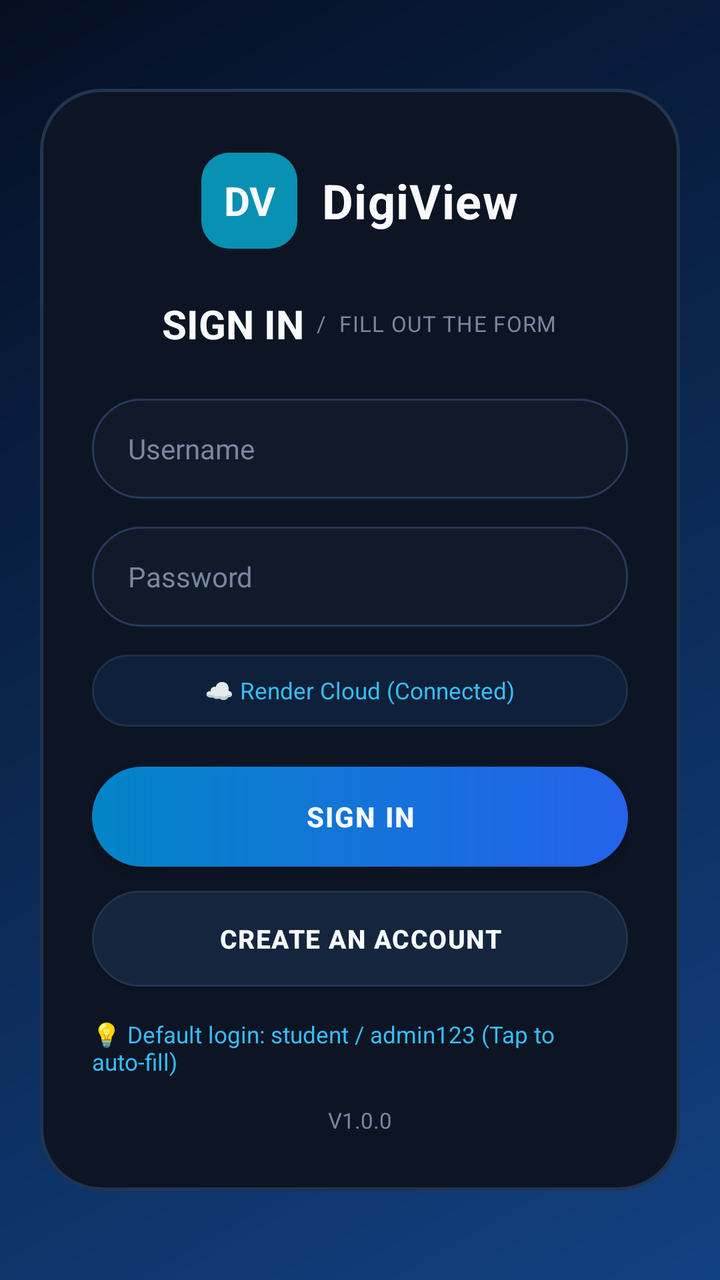
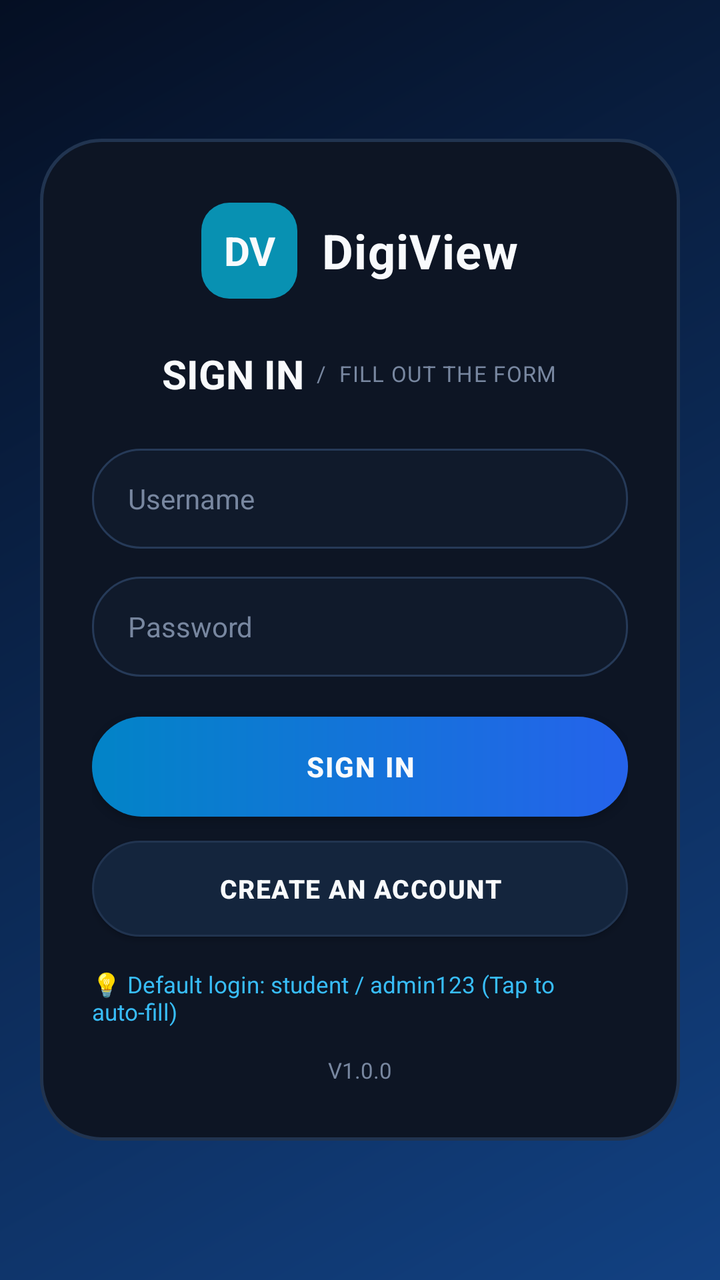

An Android layout rendered at two revisions. The XML below is the earlier revision; the diff shows what the commit changed to produce the second picture.
<!-- AndroidManifest.xml: application theme Theme.DigiView -->
<!-- res/layout/activity_main.xml -->
<?xml version="1.0" encoding="utf-8"?>
<androidx.constraintlayout.widget.ConstraintLayout
    xmlns:android="http://schemas.android.com/apk/res/android"
    xmlns:app="http://schemas.android.com/apk/res-auto"
    android:layout_width="match_parent"
    android:layout_height="match_parent"
    android:background="@drawable/bg_gradient">

    
    <LinearLayout
        android:id="@+id/topBar"
        android:layout_width="0dp"
        android:layout_height="64dp"
        android:background="@color/d_top"
        android:gravity="center_vertical"
        android:orientation="horizontal"
        android:paddingStart="16dp"
        android:paddingEnd="16dp"
        app:layout_constraintTop_toTopOf="parent"
        app:layout_constraintStart_toStartOf="parent"
        app:layout_constraintEnd_toEndOf="parent">

        
        <LinearLayout
            android:layout_width="0dp"
            android:layout_height="wrap_content"
            android:layout_weight="1"
            android:orientation="horizontal"
            android:gravity="center_vertical">

            <TextView
                android:layout_width="32dp"
                android:layout_height="32dp"
                android:background="@drawable/bg_dv_logo"
                android:gravity="center"
                android:text="DV"
                android:textColor="@color/text_white"
                android:textSize="13sp"
                android:textStyle="bold"
                android:layout_marginEnd="8dp" />

            <TextView
                android:layout_width="wrap_content"
                android:layout_height="wrap_content"
                android:text="DIGIVIEW"
                android:textColor="@color/cyan"
                android:textSize="18sp"
                android:textStyle="bold"
                android:fontFamily="sans-serif-black"
                android:letterSpacing="0.05"
                android:singleLine="true" />
        </LinearLayout>

        
        <LinearLayout
            android:id="@+id/topXpPill"
            android:layout_width="wrap_content"
            android:layout_height="34dp"
            android:background="@drawable/bg_pill"
            android:gravity="center"
            android:paddingStart="12dp"
            android:paddingEnd="12dp"
            android:layout_marginEnd="6dp">

            <TextView
                android:id="@+id/tvTopXp"
                android:layout_width="wrap_content"
                android:layout_height="wrap_content"
                android:text="⚡ 0 XP"
                android:textColor="@color/gold"
                android:textSize="12sp"
                android:textStyle="bold" />
        </LinearLayout>

        
        <LinearLayout
            android:id="@+id/topLevelPill"
            android:layout_width="wrap_content"
            android:layout_height="34dp"
            android:background="@drawable/bg_pill"
            android:gravity="center"
            android:paddingStart="10dp"
            android:paddingEnd="10dp"
            android:layout_marginEnd="6dp">

            <TextView
                android:id="@+id/tvTopLevel"
                android:layout_width="wrap_content"
                android:layout_height="wrap_content"
                android:text="Level 1"
                android:textColor="@color/cyan"
                android:textSize="12sp"
                android:textStyle="bold" />
        </LinearLayout>

        
        <LinearLayout
            android:id="@+id/topCloudPill"
            android:layout_width="wrap_content"
            android:layout_height="34dp"
            android:background="@drawable/bg_pill"
            android:gravity="center"
            android:paddingStart="10dp"
            android:paddingEnd="10dp"
            android:layout_marginEnd="6dp"
            android:clickable="true"
            android:focusable="true">

            <TextView
                android:id="@+id/tvTopCloud"
                android:layout_width="wrap_content"
                android:layout_height="wrap_content"
                android:text="☁️"
                android:textSize="13sp" />
        </LinearLayout>

        
        <TextView
            android:id="@+id/topAvatar"
            android:layout_width="38dp"
            android:layout_height="38dp"
            android:background="@drawable/bg_avatar"
            android:gravity="center"
            android:text="S"
            android:textColor="@color/cyan_glow"
            android:textSize="16sp"
            android:textStyle="bold" />
    </LinearLayout>

    <View
        android:id="@+id/topDivider"
        android:layout_width="0dp"
        android:layout_height="1dp"
        android:background="@color/d_line"
        app:layout_constraintTop_toBottomOf="@id/topBar"
        app:layout_constraintStart_toStartOf="parent"
        app:layout_constraintEnd_toEndOf="parent" />

    
    <FrameLayout
        android:id="@+id/contentContainer"
        android:layout_width="0dp"
        android:layout_height="0dp"
        app:layout_constraintTop_toBottomOf="@id/topDivider"
        app:layout_constraintBottom_toTopOf="@id/bottomNavDivider"
        app:layout_constraintStart_toStartOf="parent"
        app:layout_constraintEnd_toEndOf="parent" />

    
    <View
        android:id="@+id/bottomNavDivider"
        android:layout_width="0dp"
        android:layout_height="1dp"
        android:background="@color/d_line"
        app:layout_constraintBottom_toTopOf="@id/bottomNav"
        app:layout_constraintStart_toStartOf="parent"
        app:layout_constraintEnd_toEndOf="parent" />

    <LinearLayout
        android:id="@+id/bottomNav"
        android:layout_width="0dp"
        android:layout_height="62dp"
        android:background="@color/d_sidebar"
        android:gravity="center"
        android:orientation="horizontal"
        app:layout_constraintBottom_toBottomOf="parent"
        app:layout_constraintStart_toStartOf="parent"
        app:layout_constraintEnd_toEndOf="parent">

        
        <LinearLayout
            android:id="@+id/navDashboard"
            android:layout_width="0dp"
            android:layout_height="match_parent"
            android:layout_weight="1"
            android:gravity="center"
            android:orientation="vertical"
            android:clickable="true"
            android:focusable="true">

            <TextView
                android:id="@+id/iconNavDashboard"
                android:layout_width="wrap_content"
                android:layout_height="wrap_content"
                android:text="🏠"
                android:textSize="17sp" />

            <TextView
                android:id="@+id/labelNavDashboard"
                android:layout_width="wrap_content"
                android:layout_height="wrap_content"
                android:text="Home"
                android:textColor="@color/cyan"
                android:textSize="10.5sp"
                android:textStyle="bold"
                android:layout_marginTop="2dp" />
        </LinearLayout>

        
        <LinearLayout
            android:id="@+id/navLessons"
            android:layout_width="0dp"
            android:layout_height="match_parent"
            android:layout_weight="1"
            android:gravity="center"
            android:orientation="vertical"
            android:clickable="true"
            android:focusable="true">

            <TextView
                android:id="@+id/iconNavLessons"
                android:layout_width="wrap_content"
                android:layout_height="wrap_content"
                android:text="📚"
                android:textSize="17sp" />

            <TextView
                android:id="@+id/labelNavLessons"
                android:layout_width="wrap_content"
                android:layout_height="wrap_content"
                android:text="Lessons"
                android:textColor="@color/muted"
                android:textSize="10.5sp"
                android:layout_marginTop="2dp" />
        </LinearLayout>

        
        <LinearLayout
            android:id="@+id/navQuiz"
            android:layout_width="0dp"
            android:layout_height="match_parent"
            android:layout_weight="1"
            android:gravity="center"
            android:orientation="vertical"
            android:clickable="true"
            android:focusable="true">

            <TextView
                android:id="@+id/iconNavQuiz"
                android:layout_width="wrap_content"
                android:layout_height="wrap_content"
                android:text="🧠"
                android:textSize="17sp" />

            <TextView
                android:id="@+id/labelNavQuiz"
                android:layout_width="wrap_content"
                android:layout_height="wrap_content"
                android:text="Quiz"
                android:textColor="@color/muted"
                android:textSize="10.5sp"
                android:layout_marginTop="2dp" />
        </LinearLayout>

        
        <LinearLayout
            android:id="@+id/navAchievements"
            android:layout_width="0dp"
            android:layout_height="match_parent"
            android:layout_weight="1"
            android:gravity="center"
            android:orientation="vertical"
            android:clickable="true"
            android:focusable="true">

            <TextView
                android:id="@+id/iconNavAchievements"
                android:layout_width="wrap_content"
                android:layout_height="wrap_content"
                android:text="🏆"
                android:textSize="17sp" />

            <TextView
                android:id="@+id/labelNavAchievements"
                android:layout_width="wrap_content"
                android:layout_height="wrap_content"
                android:text="Badges"
                android:textColor="@color/muted"
                android:textSize="10.5sp"
                android:layout_marginTop="2dp" />
        </LinearLayout>

        
        <LinearLayout
            android:id="@+id/navHistory"
            android:layout_width="0dp"
            android:layout_height="match_parent"
            android:layout_weight="1"
            android:gravity="center"
            android:orientation="vertical"
            android:clickable="true"
            android:focusable="true">

            <TextView
                android:id="@+id/iconNavHistory"
                android:layout_width="wrap_content"
                android:layout_height="wrap_content"
                android:text="📊"
                android:textSize="17sp" />

            <TextView
                android:id="@+id/labelNavHistory"
                android:layout_width="wrap_content"
                android:layout_height="wrap_content"
                android:text="History"
                android:textColor="@color/muted"
                android:textSize="10.5sp"
                android:layout_marginTop="2dp" />
        </LinearLayout>

        
        <LinearLayout
            android:id="@+id/navProfile"
            android:layout_width="0dp"
            android:layout_height="match_parent"
            android:layout_weight="1"
            android:gravity="center"
            android:orientation="vertical"
            android:clickable="true"
            android:focusable="true">

            <TextView
                android:id="@+id/iconNavProfile"
                android:layout_width="wrap_content"
                android:layout_height="wrap_content"
                android:text="👤"
                android:textSize="17sp" />

            <TextView
                android:id="@+id/labelNavProfile"
                android:layout_width="wrap_content"
                android:layout_height="wrap_content"
                android:text="Profile"
                android:textColor="@color/muted"
                android:textSize="10.5sp"
                android:layout_marginTop="2dp" />
        </LinearLayout>
    </LinearLayout>

    
    <FrameLayout
        android:id="@+id/authScreenContainer"
        android:layout_width="0dp"
        android:layout_height="0dp"
        android:visibility="visible"
        app:layout_constraintTop_toTopOf="parent"
        app:layout_constraintBottom_toBottomOf="parent"
        app:layout_constraintStart_toStartOf="parent"
        app:layout_constraintEnd_toEndOf="parent">

        <include layout="@layout/layout_auth" />
    </FrameLayout>

</androidx.constraintlayout.widget.ConstraintLayout>
<!-- res/layout/layout_auth.xml (included above) -->
<?xml version="1.0" encoding="utf-8"?>
<ScrollView
    xmlns:android="http://schemas.android.com/apk/res/android"
    xmlns:app="http://schemas.android.com/apk/res-auto"
    android:layout_width="match_parent"
    android:layout_height="match_parent"
    android:background="@drawable/bg_gradient"
    android:fillViewport="true">

    <LinearLayout
        android:layout_width="match_parent"
        android:layout_height="wrap_content"
        android:orientation="vertical"
        android:gravity="center"
        android:paddingStart="20dp"
        android:paddingEnd="20dp"
        android:paddingTop="36dp"
        android:paddingBottom="36dp">

        
        <LinearLayout
            android:id="@+id/authLoginCard"
            android:layout_width="match_parent"
            android:layout_height="wrap_content"
            android:maxWidth="440dp"
            android:background="@drawable/bg_auth_card"
            android:orientation="vertical"
            android:paddingStart="26dp"
            android:paddingEnd="26dp"
            android:paddingTop="32dp"
            android:paddingBottom="28dp"
            android:visibility="visible">

            
            <LinearLayout
                android:layout_width="wrap_content"
                android:layout_height="wrap_content"
                android:orientation="horizontal"
                android:gravity="center_vertical"
                android:layout_gravity="center_horizontal"
                android:layout_marginBottom="24dp">

                <TextView
                    android:layout_width="48dp"
                    android:layout_height="48dp"
                    android:background="@drawable/bg_dv_logo"
                    android:gravity="center"
                    android:text="DV"
                    android:textColor="@color/text_white"
                    android:textSize="20sp"
                    android:textStyle="bold"
                    android:layout_marginEnd="12dp" />

                <TextView
                    android:layout_width="wrap_content"
                    android:layout_height="wrap_content"
                    android:text="DigiView"
                    android:textColor="@color/text_white"
                    android:textSize="24sp"
                    android:textStyle="bold"
                    android:letterSpacing="0.02" />
            </LinearLayout>

            
            <LinearLayout
                android:layout_width="wrap_content"
                android:layout_height="wrap_content"
                android:orientation="horizontal"
                android:gravity="center_vertical"
                android:layout_gravity="center_horizontal"
                android:layout_marginBottom="24dp">

                <TextView
                    android:layout_width="wrap_content"
                    android:layout_height="wrap_content"
                    android:text="SIGN IN"
                    android:textColor="@color/text_white"
                    android:textSize="20sp"
                    android:textStyle="bold" />

                <TextView
                    android:layout_width="wrap_content"
                    android:layout_height="wrap_content"
                    android:text="  /  FILL OUT THE FORM"
                    android:textColor="@color/auth_hint"
                    android:textSize="11sp"
                    android:letterSpacing="0.04" />
            </LinearLayout>

            
            <EditText
                android:id="@+id/etLoginUsername"
                android:layout_width="match_parent"
                android:layout_height="50dp"
                android:background="@drawable/bg_auth_input"
                android:hint="Username"
                android:textColorHint="@color/auth_hint"
                android:textColor="@color/text_white"
                android:textSize="14sp"
                android:paddingStart="18dp"
                android:paddingEnd="18dp"
                android:singleLine="true"
                android:inputType="textNoSuggestions" />

            
            <EditText
                android:id="@+id/etLoginPassword"
                android:layout_width="match_parent"
                android:layout_height="50dp"
                android:background="@drawable/bg_auth_input"
                android:hint="Password"
                android:textColorHint="@color/auth_hint"
                android:textColor="@color/text_white"
                android:textSize="14sp"
                android:paddingStart="18dp"
                android:paddingEnd="18dp"
                android:singleLine="true"
                android:layout_marginTop="14dp"
                android:inputType="textPassword" />

            
            <LinearLayout
                android:id="@+id/btnLoginServerPill"
                android:layout_width="match_parent"
                android:layout_height="36dp"
                android:background="@drawable/bg_pill"
                android:gravity="center"
                android:orientation="horizontal"
                android:layout_marginTop="14dp"
                android:clickable="true"
                android:focusable="true">

                <TextView
                    android:id="@+id/tvLoginServerText"
                    android:layout_width="wrap_content"
                    android:layout_height="wrap_content"
                    android:text="☁️ Render Cloud (Connected)"
                    android:textColor="@color/cyan"
                    android:textSize="11.5sp" />
            </LinearLayout>

            
            <com.google.android.material.button.MaterialButton
                android:id="@+id/btnDoLogin"
                android:layout_width="match_parent"
                android:layout_height="50dp"
                android:background="@drawable/bg_auth_btn_primary"
                app:backgroundTint="@null"
                android:text="SIGN IN"
                android:textColor="@color/text_white"
                android:textSize="14sp"
                android:textStyle="bold"
                android:letterSpacing="0.05"
                app:cornerRadius="25dp"
                android:layout_marginTop="20dp" />

            
            <com.google.android.material.button.MaterialButton
                android:id="@+id/btnGoToRegister"
                android:layout_width="match_parent"
                android:layout_height="48dp"
                android:background="@drawable/bg_auth_btn_secondary"
                app:backgroundTint="@null"
                android:text="CREATE AN ACCOUNT"
                android:textColor="@color/text_white"
                android:textSize="13sp"
                android:textStyle="bold"
                android:letterSpacing="0.04"
                app:cornerRadius="24dp"
                android:layout_marginTop="12dp" />

            
            <TextView
                android:id="@+id/tvQuickDemoLogin"
                android:layout_width="wrap_content"
                android:layout_height="wrap_content"
                android:text="💡 Default login: student / admin123 (Tap to auto-fill)"
                android:textColor="@color/cyan"
                android:textSize="11.5sp"
                android:layout_gravity="center_horizontal"
                android:layout_marginTop="16dp"
                android:clickable="true"
                android:focusable="true" />

            
            <TextView
                android:layout_width="wrap_content"
                android:layout_height="wrap_content"
                android:text="V1.0.0"
                android:textColor="@color/auth_hint"
                android:textSize="11sp"
                android:layout_gravity="center_horizontal"
                android:layout_marginTop="14dp" />
        </LinearLayout>

        
        <LinearLayout
            android:id="@+id/authRegisterCard"
            android:layout_width="match_parent"
            android:layout_height="wrap_content"
            android:maxWidth="440dp"
            android:background="@drawable/bg_auth_card"
            android:orientation="vertical"
            android:paddingStart="26dp"
            android:paddingEnd="26dp"
            android:paddingTop="30dp"
            android:paddingBottom="26dp"
            android:visibility="gone">

            
            <LinearLayout
                android:layout_width="wrap_content"
                android:layout_height="wrap_content"
                android:orientation="horizontal"
                android:gravity="center_vertical"
                android:layout_gravity="center_horizontal"
                android:layout_marginBottom="20dp">

                <TextView
                    android:layout_width="44dp"
                    android:layout_height="44dp"
                    android:background="@drawable/bg_dv_logo"
                    android:gravity="center"
                    android:text="DV"
                    android:textColor="@color/text_white"
                    android:textSize="18sp"
                    android:textStyle="bold"
                    android:layout_marginEnd="12dp" />

                <TextView
                    android:layout_width="wrap_content"
                    android:layout_height="wrap_content"
                    android:text="DigiView"
                    android:textColor="@color/text_white"
                    android:textSize="22sp"
                    android:textStyle="bold" />
            </LinearLayout>

            
            <LinearLayout
                android:layout_width="wrap_content"
                android:layout_height="wrap_content"
                android:orientation="horizontal"
                android:gravity="center_vertical"
                android:layout_gravity="center_horizontal"
                android:layout_marginBottom="20dp">

                <TextView
                    android:layout_width="wrap_content"
                    android:layout_height="wrap_content"
                    android:text="SIGN UP"
                    android:textColor="@color/text_white"
                    android:textSize="19sp"
                    android:textStyle="bold" />

                <TextView
                    android:layout_width="wrap_content"
                    android:layout_height="wrap_content"
                    android:text="  /  STUDENT PROFILE DETAILS"
                    android:textColor="@color/auth_hint"
                    android:textSize="10.5sp"
                    android:letterSpacing="0.04" />
            </LinearLayout>

            
            <EditText
                android:id="@+id/etRegFullName"
                android:layout_width="match_parent"
                android:layout_height="48dp"
                android:background="@drawable/bg_auth_input"
                android:hint="Student Name"
                android:textColorHint="@color/auth_hint"
                android:textColor="@color/text_white"
                android:textSize="14sp"
                android:paddingStart="16dp"
                android:paddingEnd="16dp"
                android:singleLine="true"
                android:inputType="textPersonName" />

            
            <LinearLayout
                android:layout_width="match_parent"
                android:layout_height="wrap_content"
                android:orientation="horizontal"
                android:layout_marginTop="12dp">

                <EditText
                    android:id="@+id/etRegGrade"
                    android:layout_width="0dp"
                    android:layout_height="48dp"
                    android:layout_weight="1"
                    android:background="@drawable/bg_auth_input"
                    android:hint="Grade (e.g. 11)"
                    android:textColorHint="@color/auth_hint"
                    android:textColor="@color/text_white"
                    android:textSize="13sp"
                    android:paddingStart="14dp"
                    android:paddingEnd="14dp"
                    android:singleLine="true"
                    android:layout_marginEnd="6dp" />

                <EditText
                    android:id="@+id/etRegSection"
                    android:layout_width="0dp"
                    android:layout_height="48dp"
                    android:layout_weight="1"
                    android:background="@drawable/bg_auth_input"
                    android:hint="Section"
                    android:textColorHint="@color/auth_hint"
                    android:textColor="@color/text_white"
                    android:textSize="13sp"
                    android:paddingStart="14dp"
                    android:paddingEnd="14dp"
                    android:singleLine="true"
                    android:layout_marginStart="6dp" />
            </LinearLayout>

            
            <Spinner
                android:id="@+id/spRegGender"
                android:layout_width="match_parent"
                android:layout_height="48dp"
                android:background="@drawable/bg_auth_input"
                android:layout_marginTop="12dp"
                android:paddingStart="12dp"
                android:paddingEnd="12dp" />

            
            <EditText
                android:id="@+id/etRegPassword"
                android:layout_width="match_parent"
                android:layout_height="48dp"
                android:background="@drawable/bg_auth_input"
                android:hint="Password (min 4 chars)"
                android:textColorHint="@color/auth_hint"
                android:textColor="@color/text_white"
                android:textSize="14sp"
                android:paddingStart="16dp"
                android:paddingEnd="16dp"
                android:singleLine="true"
                android:layout_marginTop="12dp"
                android:inputType="textPassword" />

            
            <EditText
                android:id="@+id/etRegConfirmPassword"
                android:layout_width="match_parent"
                android:layout_height="48dp"
                android:background="@drawable/bg_auth_input"
                android:hint="Confirm Password"
                android:textColorHint="@color/auth_hint"
                android:textColor="@color/text_white"
                android:textSize="14sp"
                android:paddingStart="16dp"
                android:paddingEnd="16dp"
                android:singleLine="true"
                android:layout_marginTop="12dp"
                android:inputType="textPassword" />

            
            <com.google.android.material.button.MaterialButton
                android:id="@+id/btnDoRegister"
                android:layout_width="match_parent"
                android:layout_height="50dp"
                android:background="@drawable/bg_auth_btn_primary"
                app:backgroundTint="@null"
                android:text="CREATE ACCOUNT"
                android:textColor="@color/text_white"
                android:textSize="14sp"
                android:textStyle="bold"
                android:letterSpacing="0.05"
                app:cornerRadius="25dp"
                android:layout_marginTop="18dp" />

            
            <TextView
                android:id="@+id/btnGoToLogin"
                android:layout_width="wrap_content"
                android:layout_height="wrap_content"
                android:text="ALREADY REGISTERED? LOGIN"
                android:textColor="@color/cyan"
                android:textSize="12sp"
                android:textStyle="bold"
                android:letterSpacing="0.04"
                android:layout_gravity="center_horizontal"
                android:layout_marginTop="16dp"
                android:clickable="true"
                android:focusable="true" />
        </LinearLayout>

    </LinearLayout>
</ScrollView>
<!-- resources referenced by this layout -->
<resources>
  <color name="auth_hint">#7887A0</color>
  <color name="cyan">#38BDF8</color>
  <color name="cyan_glow">#22D3EE</color>
  <color name="d_line">#1E304C</color>
  <color name="d_sidebar">#060F1E</color>
  <color name="d_top">#071120</color>
  <color name="gold">#FACC15</color>
  <color name="muted">#94A3B8</color>
  <color name="text_white">#F8FAFC</color>
  <!-- drawable bg_auth_btn_primary (drawable) -->
  <?xml version="1.0" encoding="utf-8"?>
  <shape xmlns:android="http://schemas.android.com/apk/res/android"
      android:shape="rectangle">
      <gradient
          android:type="linear"
          android:angle="0"
          android:startColor="#0284C7"
          android:endColor="#2563EB" />
      <corners android:radius="25dp" />
  </shape>
  <!-- drawable bg_auth_btn_secondary (drawable) -->
  <?xml version="1.0" encoding="utf-8"?>
  <shape xmlns:android="http://schemas.android.com/apk/res/android"
      android:shape="rectangle">
      <solid android:color="#14253D" />
      <stroke
          android:width="1dp"
          android:color="@color/auth_card_border" />
      <corners android:radius="25dp" />
  </shape>
  <!-- drawable bg_auth_card (drawable) -->
  <?xml version="1.0" encoding="utf-8"?>
  <shape xmlns:android="http://schemas.android.com/apk/res/android"
      android:shape="rectangle">
      <solid android:color="@color/auth_card_bg" />
      <stroke
          android:width="1.5dp"
          android:color="@color/auth_card_border" />
      <corners android:radius="30dp" />
  </shape>
  <!-- drawable bg_auth_input (drawable) -->
  <?xml version="1.0" encoding="utf-8"?>
  <shape xmlns:android="http://schemas.android.com/apk/res/android"
      android:shape="rectangle">
      <solid android:color="@color/auth_input_bg" />
      <stroke
          android:width="1dp"
          android:color="@color/auth_input_border" />
      <corners android:radius="24dp" />
  </shape>
  <!-- drawable bg_avatar (drawable) -->
  <?xml version="1.0" encoding="utf-8"?>
  <shape xmlns:android="http://schemas.android.com/apk/res/android"
      android:shape="oval">
      <solid android:color="@color/d_card" />
      <stroke
          android:width="2dp"
          android:color="@color/cyan" />
  </shape>
  <!-- drawable bg_dv_logo (drawable) -->
  <?xml version="1.0" encoding="utf-8"?>
  <shape xmlns:android="http://schemas.android.com/apk/res/android"
      android:shape="rectangle">
      <solid android:color="@color/teal_dv" />
      <corners android:radius="14dp" />
  </shape>
  <!-- drawable bg_gradient (drawable) -->
  <?xml version="1.0" encoding="utf-8"?>
  <shape xmlns:android="http://schemas.android.com/apk/res/android"
      android:shape="rectangle">
      <gradient
          android:type="linear"
          android:angle="315"
          android:startColor="@color/d_bg_start"
          android:endColor="@color/d_bg_end" />
  </shape>
  <!-- drawable bg_pill (drawable) -->
  <?xml version="1.0" encoding="utf-8"?>
  <shape xmlns:android="http://schemas.android.com/apk/res/android"
      android:shape="rectangle">
      <corners android:radius="20dp" />
      <solid android:color="#0F213A" />
      <stroke
          android:width="1dp"
          android:color="@color/d_line" />
  </shape>
  <color name="auth_card_border">#213450</color>
  <color name="auth_card_bg">#0D1524</color>
  <color name="auth_input_bg">#101A2B</color>
  <color name="auth_input_border">#263A58</color>
  <color name="d_card">#0E1B30</color>
  <color name="teal_dv">#0891B2</color>
  <color name="d_bg_start">#050F23</color>
  <color name="d_bg_end">#124182</color>
  <color name="blue">#2563EB</color>
  <color name="blue_hover">#1D4ED8</color>
  <!-- unchanged entries left out for length: 1 -->
</resources>

<!-- the commit's change to res/layout/activity_main.xml (unified diff, before → after) -->
@@ -104,7 +104,8 @@
             android:paddingEnd="10dp"
             android:layout_marginEnd="6dp"
             android:clickable="true"
-            android:focusable="true">
+            android:focusable="true"
+            android:visibility="gone">
 
             <TextView
                 android:id="@+id/tvTopCloud"
@@ -478,6 +479,7 @@
                 android:id="@+id/btnLoginServerPill"
                 android:layout_width="match_parent"
                 android:layout_height="36dp"
+                android:visibility="gone"
                 android:background="@drawable/bg_pill"
                 android:gravity="center"
                 android:orientation="horizontal"
